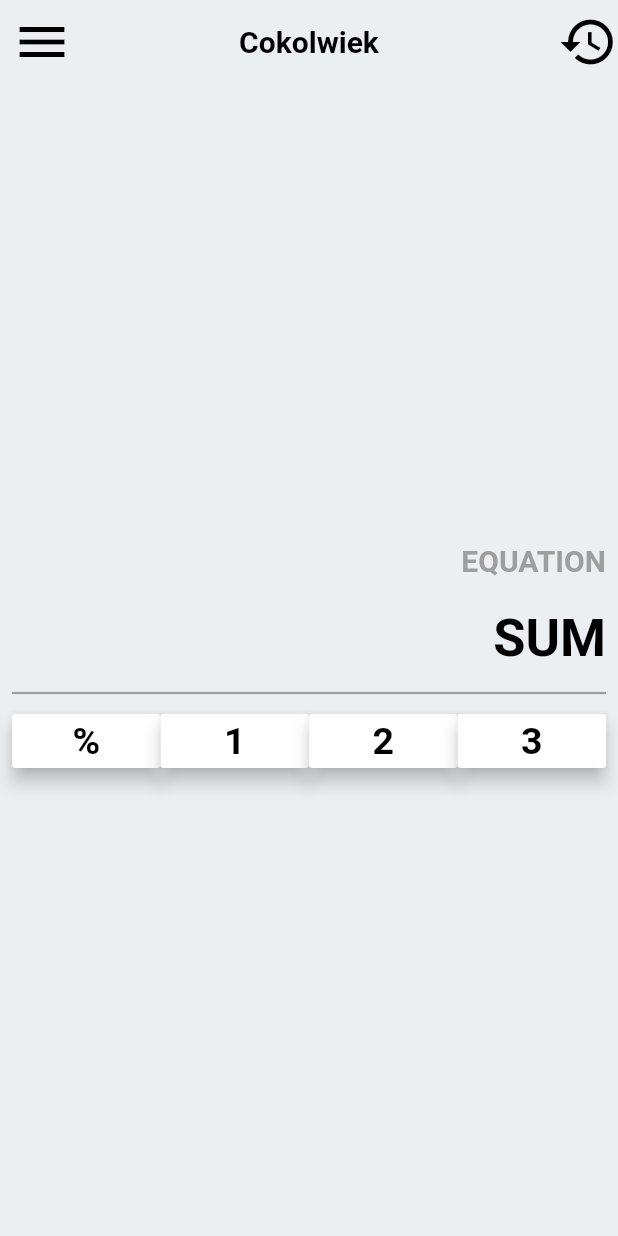
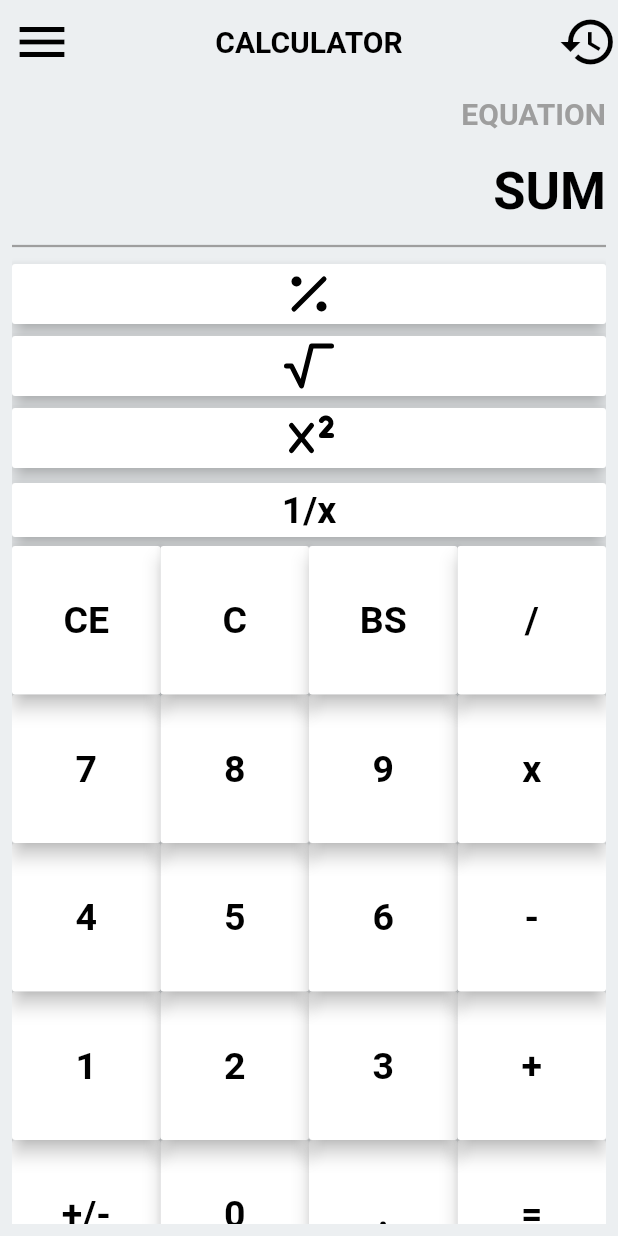
Before and after one commit to MarasDriver/first, a Flutter app: the screen it shows after launch, on a phone screen of 412 x 824 dp. Run offline on Flutter 3.47's test engine with Material 2 defaults, Android fonts, the phone set to English and light mode, and no system bars; our stand-ins replace flutter_tabler_icons.

Commit message:
Kalkulator wszystkie przyciski

```diff
--- a/lib/screens/home.dart
+++ b/lib/screens/home.dart
@@ -1,11 +1,56 @@
 import 'package:calculator/widgets/text_widget.dart';
 import 'package:flutter/material.dart';
+import 'package:flutter/services.dart';
+import 'package:flutter_tabler_icons/flutter_tabler_icons.dart';
 
 class HomePage extends StatelessWidget {
   HomePage({Key? key}) : super(key: key);
 
   String equation = "EQUATION";
   String sum = "SUM";
+
+  List listButtons = [
+    "+/-",
+    "0",
+    ".",
+    "=",
+    "1",
+    "2",
+    "3",
+    "+",
+    "4",
+    "5",
+    "6",
+    "-",
+    "7",
+    "8",
+    "9",
+    "x",
+    "CE",
+    "C",
+    "BS",
+    "/"
+  ];
+
+  List fuctionsButtons = [
+    Icon(
+      TablerIcons.percentage,
+      size: 40,
+      color: Colors.black,
+    ),
+    Icon(
+      TablerIcons.square_root,
+      size: 40,
+      color: Colors.black,
+    ),
+    Icon(
+      TablerIcons.superscript,
+      size: 40,
+      color: Colors.black,
+    ),
+    "1/x",
+  ];
+
   @override
   Widget build(BuildContext context) {
     return Scaffold(
@@ -14,7 +59,7 @@ class HomePage extends StatelessWidget {
         elevation: 0,
         backgroundColor: Colors.transparent,
         title: MyTextWidget(
-            text: "Cokolwiek",
+          text: "CALCULATOR",
           color: Colors.black,
           size: 20,
         ),
@@ -34,11 +79,13 @@ class HomePage extends StatelessWidget {
       ),
       body: Padding(
         padding: const EdgeInsets.all(8.0),
-          child: Column(
-            crossAxisAlignment: CrossAxisAlignment.end,
+        child: Center(
+          child: ListView(
+            shrinkWrap: true,
+            // crossAxisAlignment: CrossAxisAlignment.end, // to do Column zamiast ListView
             // mainAxisSize: MainAxisSize.min,
             // crossAxisAlignment: CrossAxisAlignment.center,
-            mainAxisAlignment: MainAxisAlignment.center,
+            // mainAxisAlignment: MainAxisAlignment.center,
 
             children: [
               Row(
@@ -71,54 +118,44 @@ class HomePage extends StatelessWidget {
                 thickness: 1.5,
                 color: Colors.grey,
               ),
-              Row(
-                children: [
-                  myButton(
-                    "%",
-                    () {
-                      print("Have a crappy day!");
-                    },
-                  ),
-                  myButton(
-                    "1",
-                    () {
-                      print("Have a crappy day!");
-                    },
-                  ),
-                  myButton(
-                    "2",
-                    () {
-                      print("Have a crappy day!");
-                    },
-                  ),
-                  myButton(
-                    "3",
-                    () {
-                      print("Have a crappy day!");
-                    },
-                  ),
-                ],
-              )
+              ListView.builder(
+                  shrinkWrap: true,
+                  itemCount: 4,
+                  itemBuilder: (ctxt, index) {
+                    return myButton(fuctionsButtons[index], () {});
+                  }),
+              GridView.builder(
+                  physics: const NeverScrollableScrollPhysics(),
+                  reverse: true,
+                  shrinkWrap: true,
+                  itemCount: listButtons.length,
+                  gridDelegate: const SliverGridDelegateWithFixedCrossAxisCount(
+                      crossAxisCount: 4),
+                  itemBuilder: (contx, index) {
+                    return myButton(listButtons[index], () {});
+                  }),
             ],
           ),
-        ));
+        ),
+      ),
+    );
   }
 
   Widget myButton(
-    String text,
+    buttonConntent,
     function,
   ) {
-    return Expanded(
-      child: MaterialButton(
+    return MaterialButton(
       elevation: 5,
       color: Colors.white,
-        child: MyTextWidget(
+      child: (buttonConntent is String)
+          ? MyTextWidget(
               color: Colors.black,
               size: 25,
-          text: text,
-        ),
+              text: buttonConntent,
+            )
+          : buttonConntent,
       onPressed: function,
-      ),
     );
   }
 }
--- a/pubspec.yaml
+++ b/pubspec.yaml
@@ -29,6 +29,8 @@ environment:
 dependencies:
   flutter:
     sdk: flutter
+  flutter_tabler_icons: ^1.1.1
+
 
 
   # The following adds the Cupertino Icons font to your application.
```
Also changed, not shown: pubspec.lock. Lines whose indentation alone changed are shown as unchanged.
